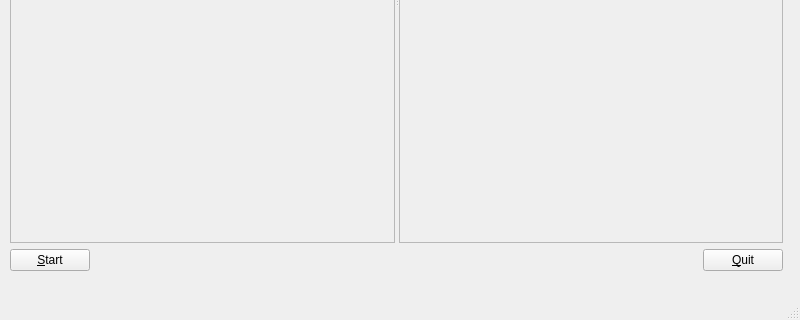
Before: the Qt Designer form src/qcorr.ui in ubuntuslave/Qcorr, drawn with Qt 5; both pictures show x 0 to 800 and y 280 to 600 of the 800 by 600 pixel window.
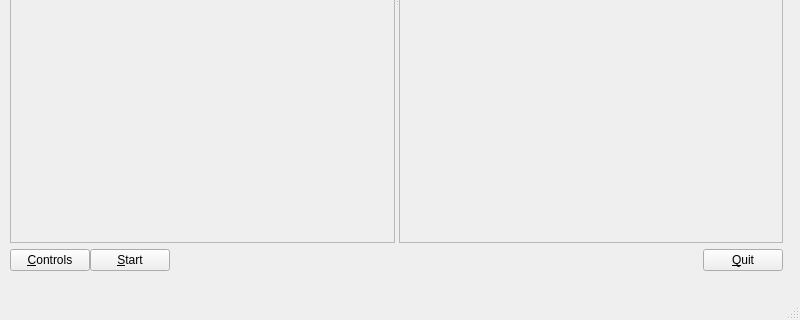
After: the same form once the commit is applied.

Commit message: Adding Controls Window. Missing actual combo box functionality to set correlation parameters

```diff
--- a/src/qcorr.ui
+++ b/src/qcorr.ui
@@ -165,6 +165,13 @@
        <property name="spacing">
         <number>0</number>
        </property>
+       <item>
+        <widget class="QPushButton" name="controls_pushButton">
+         <property name="text">
+          <string>&amp;Controls</string>
+         </property>
+        </widget>
+       </item>
        <item>
         <widget class="QPushButton" name="start_pushButton">
          <property name="text">
@@ -204,7 +211,7 @@
          </property>
          <property name="sizeHint" stdset="0">
           <size>
-           <width>5</width>
+           <width>1</width>
            <height>20</height>
           </size>
          </property>
```
Left out of the diff: 2 changed lines with no effect on the pictures. The commit also changes 9 other files.
